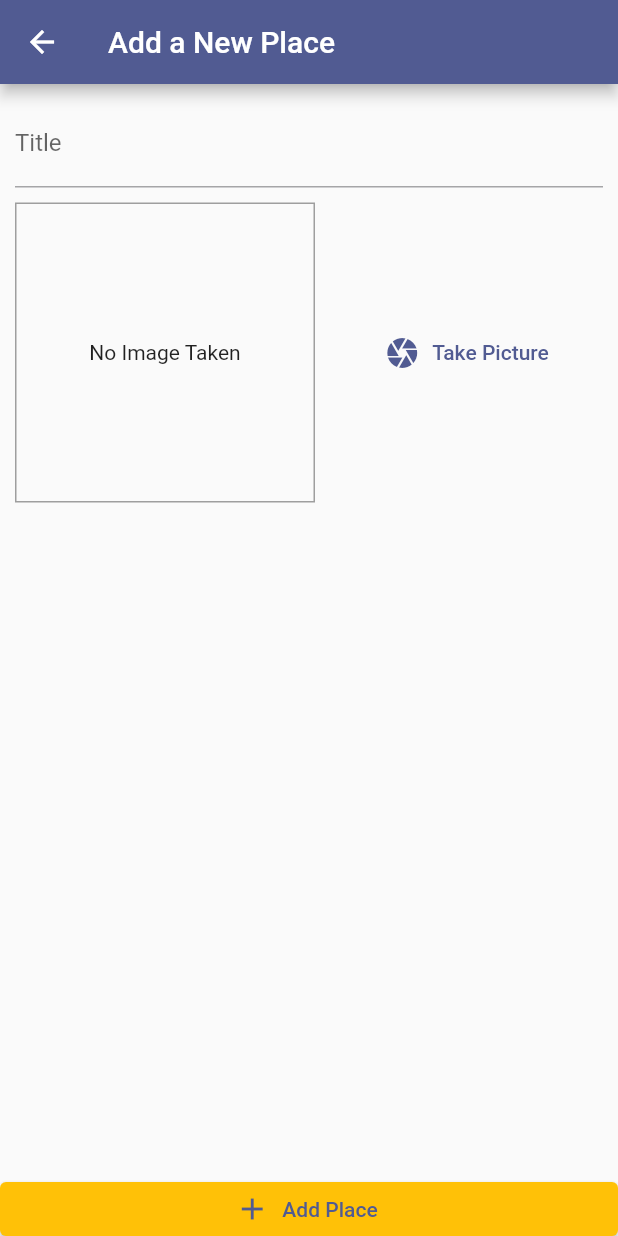
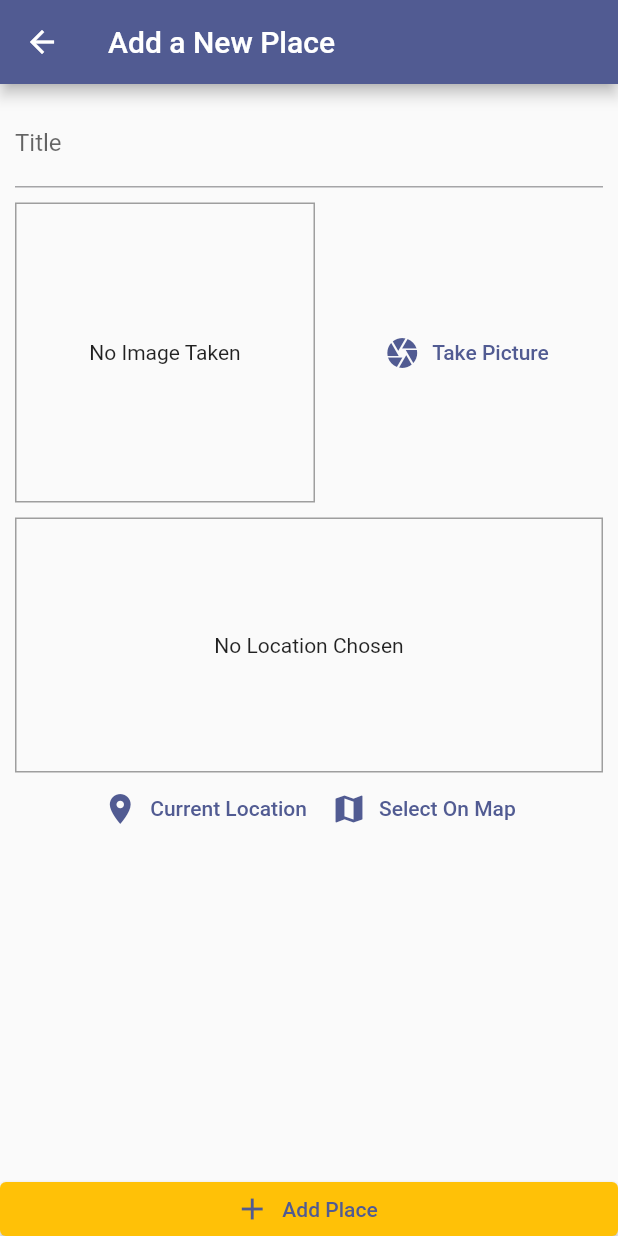
Before and after one commit to polnikovandrey/great_places, a Flutter app: the AddPlaceScreen screen opened by its route, on a phone screen of 412 x 824 dp. Run offline on Flutter 3.47's test engine with Material 2 defaults, Android fonts, the phone set to English and light mode, and no system bars; our stand-ins replace image_picker, sqflite; accounts and stored records are empty.

Commit message:
+ LocationInput widget + location library

```diff
--- a/lib/screens/add_place_screen.dart
+++ b/lib/screens/add_place_screen.dart
@@ -3,6 +3,7 @@ import 'dart:math';
 import 'package:flutter/material.dart';
 import 'package:great_places_app/providers/places_provider.dart';
 import 'package:great_places_app/widgets/image_input.dart';
+import 'package:great_places_app/widgets/location_input.dart';
 
 import 'dart:io';
 
@@ -43,6 +44,8 @@ class _AddPlaceScreenState extends State<AddPlaceScreen> {
                     ),
                     const SizedBox(height: 10,),
                     ImageInput(onSelectImage: _selectImage),
+                    const SizedBox(height: 10),
+                    const LocationInput(),
                   ],
                 ),
               ),
--- /dev/null
+++ b/lib/widgets/location_input.dart
@@ -0,0 +1,51 @@
+import 'package:flutter/material.dart';
+
+class LocationInput extends StatefulWidget {
+  const LocationInput({Key? key}) : super(key: key);
+
+  @override
+  State<LocationInput> createState() => _LocationInputState();
+}
+
+class _LocationInputState extends State<LocationInput> {
+  String? _previewImageUrl;
+
+  @override
+  Widget build(BuildContext context) {
+    return Column(
+      children: [
+        Container(
+          alignment: Alignment.center,
+          decoration: BoxDecoration(border: Border.all(width: 1, color: Colors.grey,)),
+          height: 170,
+          width: double.infinity,
+          child: _previewImageUrl == null
+              ? const Text(
+                  'No Location Chosen',
+                  textAlign: TextAlign.center,
+                )
+              : Image.network(
+                  _previewImageUrl!,
+                  fit: BoxFit.cover,
+                  width: double.infinity,
+                ),
+        ),
+        Row(
+          mainAxisAlignment: MainAxisAlignment.center,
+          children: [
+            TextButton.icon(
+              onPressed: () {},
+              icon: const Icon(Icons.location_on),
+              label: const Text('Current Location'),
+            ),
+            TextButton.icon(
+              onPressed: () {},
+              icon: const Icon(Icons.map),
+              label: const Text('Select On Map'),
+            ),
+          ],
+        ),
+      ],
+    );
+  }
+}
--- a/pubspec.yaml
+++ b/pubspec.yaml
@@ -30,6 +30,7 @@ dependencies:
   flutter:
     sdk: flutter
   image_picker: ^0.8.5+3
+  location: ^4.4.0
   path: ^1.8.1
   path_provider: ^2.0.11
   provider: ^6.0.3
```
Also changed, not shown: pubspec.lock, 3 other files.
